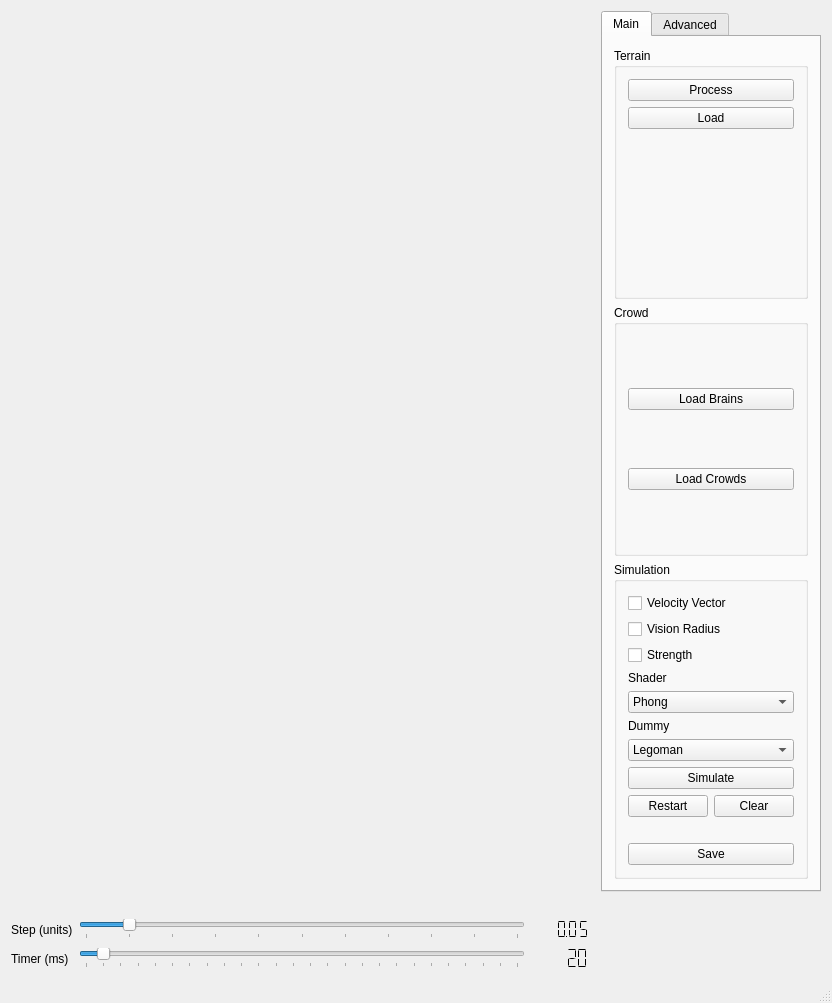
Old version of the form CrowdSimulator/ui/MainWindow.ui in the repository carlospzlz/crowdsimulator.
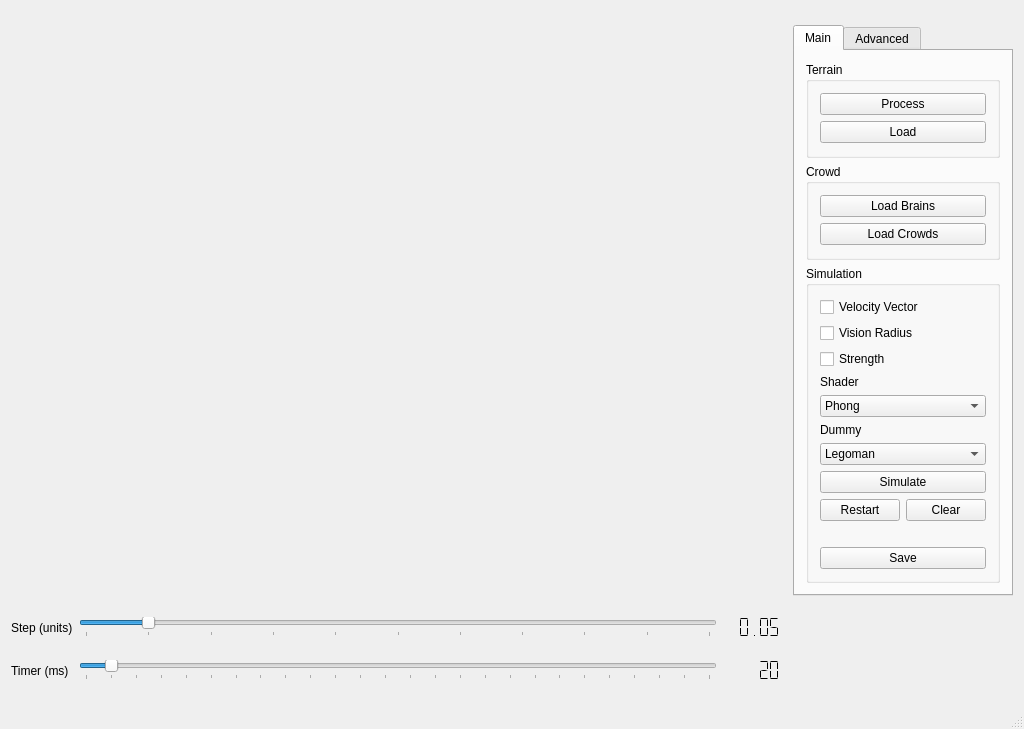
New version of the form.

Diff of the .ui file:
```diff
--- a/CrowdSimulator/ui/MainWindow.ui
+++ b/CrowdSimulator/ui/MainWindow.ui
@@ -6,8 +6,8 @@
    <rect>
     <x>0</x>
     <y>0</y>
-    <width>832</width>
-    <height>1003</height>
+    <width>1024</width>
+    <height>729</height>
    </rect>
   </property>
   <property name="sizePolicy">
@@ -21,125 +21,10 @@
   </property>
   <widget class="QWidget" name="WindowLayout">
    <layout class="QGridLayout" name="s_windowLayout">
-    <item row="11" column="1">
-     <widget class="QSlider" name="s_timerSlider">
-      <property name="maximum">
-       <number>500</number>
-      </property>
-      <property name="singleStep">
-       <number>20</number>
-      </property>
-      <property name="value">
-       <number>20</number>
-      </property>
-      <property name="orientation">
-       <enum>Qt::Horizontal</enum>
-      </property>
-      <property name="tickPosition">
-       <enum>QSlider::TicksBelow</enum>
-      </property>
-      <property name="tickInterval">
-       <number>20</number>
-      </property>
-     </widget>
-    </item>
-    <item row="11" column="2">
-     <widget class="QLCDNumber" name="s_timerLcd">
-      <property name="frameShape">
-       <enum>QFrame::NoFrame</enum>
-      </property>
-      <property name="frameShadow">
-       <enum>QFrame::Plain</enum>
-      </property>
-      <property name="lineWidth">
-       <number>1</number>
-      </property>
-      <property name="segmentStyle">
-       <enum>QLCDNumber::Flat</enum>
-      </property>
-      <property name="intValue" stdset="0">
-       <number>20</number>
-      </property>
-     </widget>
-    </item>
-    <item row="9" column="1">
-     <widget class="QSlider" name="s_stepSlider">
-      <property name="maximum">
-       <number>50</number>
-      </property>
-      <property name="singleStep">
-       <number>1</number>
-      </property>
-      <property name="pageStep">
-       <number>1</number>
-      </property>
-      <property name="value">
-       <number>5</number>
-      </property>
-      <property name="orientation">
-       <enum>Qt::Horizontal</enum>
-      </property>
-      <property name="tickPosition">
-       <enum>QSlider::TicksBelow</enum>
-      </property>
-      <property name="tickInterval">
-       <number>5</number>
-      </property>
-     </widget>
-    </item>
-    <item row="9" column="2">
-     <widget class="QLCDNumber" name="s_stepLcd">
-      <property name="frameShape">
-       <enum>QFrame::NoFrame</enum>
-      </property>
-      <property name="frameShadow">
-       <enum>QFrame::Plain</enum>
-      </property>
-      <property name="lineWidth">
-       <number>1</number>
-      </property>
-      <property name="smallDecimalPoint">
-       <bool>true</bool>
-      </property>
-      <property name="segmentStyle">
-       <enum>QLCDNumber::Flat</enum>
-      </property>
-      <property name="value" stdset="0">
-       <double>0.050000000000000</double>
-      </property>
-     </widget>
-    </item>
-    <item row="11" column="0">
-     <widget class="QLabel" name="s_timerLabel">
-      <property name="text">
-       <string>Timer (ms)</string>
-      </property>
-     </widget>
-    </item>
-    <item row="9" column="0">
-     <widget class="QLabel" name="s_stepLabel">
-      <property name="text">
-       <string>Step (units)</string>
-      </property>
-     </widget>
-    </item>
-    <item row="2" column="0" colspan="3">
-     <spacer name="horizontalSpacer">
-      <property name="orientation">
-       <enum>Qt::Horizontal</enum>
-      </property>
-      <property name="sizeHint" stdset="0">
-       <size>
-        <width>40</width>
-        <height>20</height>
-       </size>
-      </property>
-     </spacer>
-    </item>
-    <item row="0" column="3">
+    <item row="0" column="5">
      <widget class="QTabWidget" name="s_tabs">
       <property name="sizePolicy">
-       <sizepolicy hsizetype="Minimum" vsizetype="Minimum">
+       <sizepolicy hsizetype="Minimum" vsizetype="Fixed">
         <horstretch>0</horstretch>
         <verstretch>0</verstretch>
        </sizepolicy>
@@ -157,15 +42,15 @@
           <property name="title">
            <string>Terrain</string>
           </property>
-          <layout class="QFormLayout" name="formLayout">
-           <item row="0" column="0" colspan="2">
+          <layout class="QGridLayout" name="gridLayout_8">
+           <item row="0" column="0">
             <widget class="QPushButton" name="pushButton_5">
              <property name="text">
               <string>Process</string>
              </property>
             </widget>
            </item>
-           <item row="1" column="0" colspan="2">
+           <item row="1" column="0">
             <widget class="QPushButton" name="pushButton_6">
              <property name="text">
               <string>Load</string>
@@ -479,6 +364,108 @@
       </widget>
      </widget>
     </item>
+    <item row="3" column="0">
+     <widget class="QLabel" name="s_timerLabel">
+      <property name="text">
+       <string>Timer (ms)</string>
+      </property>
+     </widget>
+    </item>
+    <item row="2" column="0">
+     <widget class="QLabel" name="s_stepLabel">
+      <property name="text">
+       <string>Step (units)</string>
+      </property>
+     </widget>
+    </item>
+    <item row="2" column="1">
+     <widget class="QSlider" name="s_stepSlider">
+      <property name="maximum">
+       <number>50</number>
+      </property>
+      <property name="singleStep">
+       <number>1</number>
+      </property>
+      <property name="pageStep">
+       <number>1</number>
+      </property>
+      <property name="value">
+       <number>5</number>
+      </property>
+      <property name="orientation">
+       <enum>Qt::Horizontal</enum>
+      </property>
+      <property name="tickPosition">
+       <enum>QSlider::TicksBelow</enum>
+      </property>
+      <property name="tickInterval">
+       <number>5</number>
+      </property>
+     </widget>
+    </item>
+    <item row="2" column="2">
+     <widget class="QLCDNumber" name="s_stepLcd">
+      <property name="frameShape">
+       <enum>QFrame::NoFrame</enum>
+      </property>
+      <property name="frameShadow">
+       <enum>QFrame::Plain</enum>
+      </property>
+      <property name="lineWidth">
+       <number>1</number>
+      </property>
+      <property name="smallDecimalPoint">
+       <bool>false</bool>
+      </property>
+      <property name="segmentStyle">
+       <enum>QLCDNumber::Flat</enum>
+      </property>
+      <property name="value" stdset="0">
+       <double>0.050000000000000</double>
+      </property>
+     </widget>
+    </item>
+    <item row="3" column="1">
+     <widget class="QSlider" name="s_timerSlider">
+      <property name="maximum">
+       <number>500</number>
+      </property>
+      <property name="singleStep">
+       <number>20</number>
+      </property>
+      <property name="value">
+       <number>20</number>
+      </property>
+      <property name="orientation">
+       <enum>Qt::Horizontal</enum>
+      </property>
+      <property name="tickPosition">
+       <enum>QSlider::TicksBelow</enum>
+      </property>
+      <property name="tickInterval">
+       <number>20</number>
+      </property>
+     </widget>
+    </item>
+    <item row="3" column="2">
+     <widget class="QLCDNumber" name="s_timerLcd">
+      <property name="frameShape">
+       <enum>QFrame::NoFrame</enum>
+      </property>
+      <property name="frameShadow">
+       <enum>QFrame::Plain</enum>
+      </property>
+      <property name="lineWidth">
+       <number>1</number>
+      </property>
+      <property name="segmentStyle">
+       <enum>QLCDNumber::Flat</enum>
+      </property>
+      <property name="intValue" stdset="0">
+       <number>20</number>
+      </property>
+     </widget>
+    </item>
    </layout>
   </widget>
   <widget class="QMenuBar" name="menuBar">
```
Left out of the diff: 4 changed lines with no effect on the pictures.
